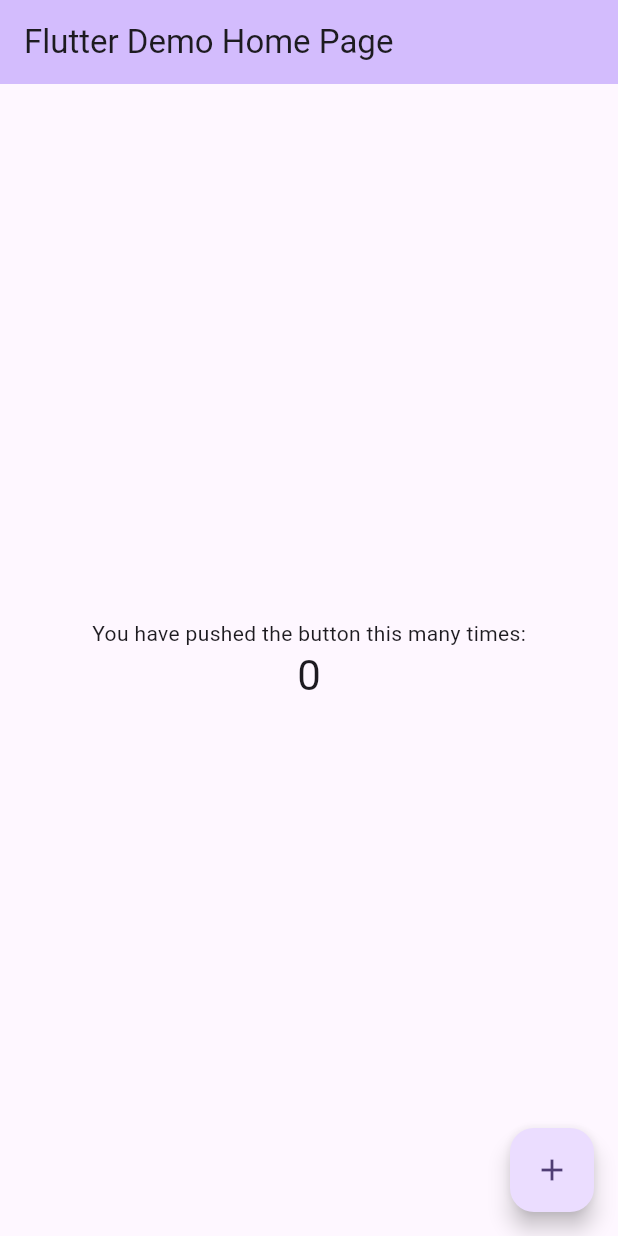
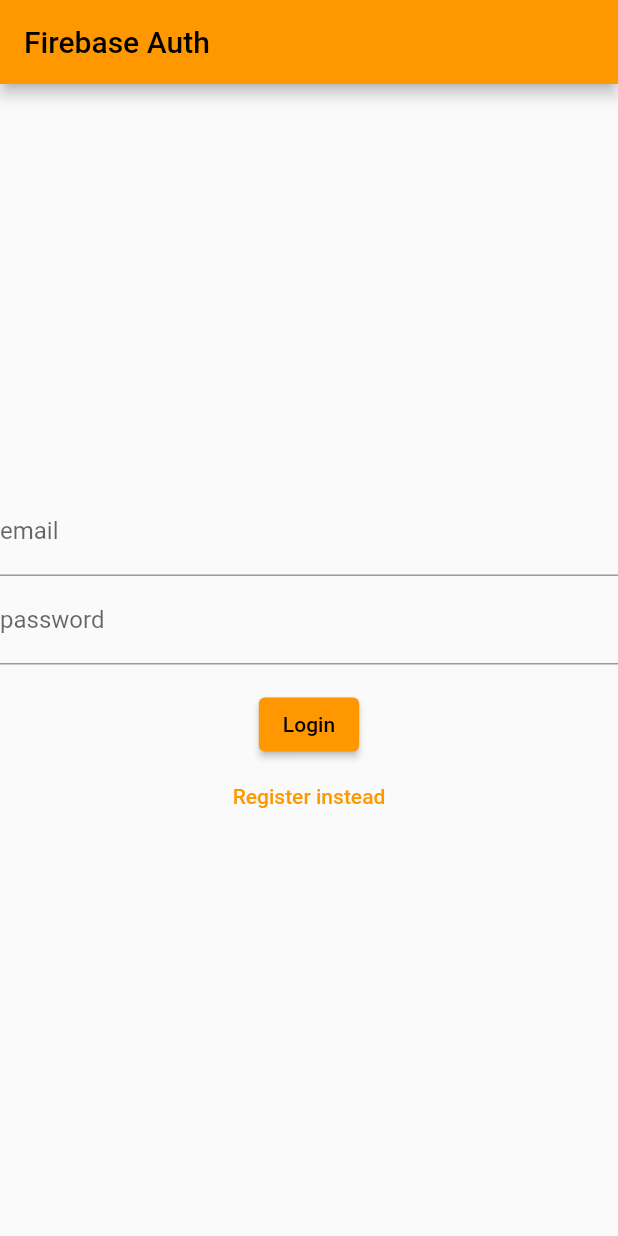
Before and after one commit to nansah40/sp5-gold-dynamic-list, a Flutter app: the screen it shows after launch, on a phone screen of 412 x 824 dp. Run offline on Flutter 3.47's test engine with Material 2 defaults, Android fonts, the phone set to English and light mode, and no system bars; our stand-ins replace firebase_auth, firebase_core; accounts and stored records are empty.

Commit message:
added login screen

```diff
--- /dev/null
+++ b/lib/auth.dart
@@ -0,0 +1,36 @@
+import 'package:firebase_auth/firebase_auth.dart';
+
+class Auth {
+  final FirebaseAuth _firebaseAuth = FirebaseAuth.instance;
+
+  User? get currentUser => _firebaseAuth.currentUser;
+
+  Stream<User?> get authStateChanges => _firebaseAuth.authStateChanges();
+
+
+Future<void> signInWithEmailAndPassword({
+  required String email,
+  required String password,
+}) async {
+  await _firebaseAuth.signInWithEmailAndPassword(
+    email: email,
+    password: password,
+  );
+}
+
+
+Future<void> createUserWithEmailAndPassword({
+  required String email,
+  required String password,
+}) async {
+  await _firebaseAuth.createUserWithEmailAndPassword(
+    email: email,
+    password: password,
+  );
+}
+
+Future<void> signOut() async {
+  await _firebaseAuth.signOut();
+}
+
+}
--- a/lib/main.dart
+++ b/lib/main.dart
@@ -1,125 +1,26 @@
 import 'package:flutter/material.dart';
+import 'package:firebase_core/firebase_core.dart';
+import 'package:dynamic_list/widget_tree.dart';
 
-void main() {
+
+Future<void> main() async {
+  WidgetsFlutterBinding.ensureInitialized();
+  await Firebase.initializeApp();
+
   runApp(const MyApp());
 }
 
 class MyApp extends StatelessWidget {
-  const MyApp({super.key});
+  const MyApp({Key? key}) : super(key: key);
 
-  // This widget is the root of your application.
   @override
   Widget build(BuildContext context) {
     return MaterialApp(
-      title: 'Flutter Demo',
+      debugShowCheckedModeBanner: false,
       theme: ThemeData(
-        // This is the theme of your application.
-        //
-        // TRY THIS: Try running your application with "flutter run". You'll see
-        // the application has a blue toolbar. Then, without quitting the app,
-        // try changing the seedColor in the colorScheme below to Colors.green
-        // and then invoke "hot reload" (save your changes or press the "hot
-        // reload" button in a Flutter-supported IDE, or press "r" if you used
-        // the command line to start the app).
-        //
-        // Notice that the counter didn't reset back to zero; the application
-        // state is not lost during the reload. To reset the state, use hot
-        // restart instead.
-        //
-        // This works for code too, not just values: Most code changes can be
-        // tested with just a hot reload.
-        colorScheme: ColorScheme.fromSeed(seedColor: Colors.deepPurple),
-        useMaterial3: true,
+        primarySwatch: Colors.orange,
       ),
-      home: const MyHomePage(title: 'Flutter Demo Home Page'),
+      home: const WidgetTree(),
     );
   }
 }
-
-class MyHomePage extends StatefulWidget {
-  const MyHomePage({super.key, required this.title});
-
-  // This widget is the home page of your application. It is stateful, meaning
-  // that it has a State object (defined below) that contains fields that affect
-  // how it looks.
-
-  // This class is the configuration for the state. It holds the values (in this
-  // case the title) provided by the parent (in this case the App widget) and
-  // used by the build method of the State. Fields in a Widget subclass are
-  // always marked "final".
-
-  final String title;
-
-  @override
-  State<MyHomePage> createState() => _MyHomePageState();
-}
-
-class _MyHomePageState extends State<MyHomePage> {
-  int _counter = 0;
-
-  void _incrementCounter() {
-    setState(() {
-      // This call to setState tells the Flutter framework that something has
-      // changed in this State, which causes it to rerun the build method below
-      // so that the display can reflect the updated values. If we changed
-      // _counter without calling setState(), then the build method would not be
-      // called again, and so nothing would appear to happen.
-      _counter++;
-    });
-  }
-
-  @override
-  Widget build(BuildContext context) {
-    // This method is rerun every time setState is called, for instance as done
-    // by the _incrementCounter method above.
-    //
-    // The Flutter framework has been optimized to make rerunning build methods
-    // fast, so that you can just rebuild anything that needs updating rather
-    // than having to individually change instances of widgets.
-    return Scaffold(
-      appBar: AppBar(
-        // TRY THIS: Try changing the color here to a specific color (to
-        // Colors.amber, perhaps?) and trigger a hot reload to see the AppBar
-        // change color while the other colors stay the same.
-        backgroundColor: Theme.of(context).colorScheme.inversePrimary,
-        // Here we take the value from the MyHomePage object that was created by
-        // the App.build method, and use it to set our appbar title.
-        title: Text(widget.title),
-      ),
-      body: Center(
-        // Center is a layout widget. It takes a single child and positions it
-        // in the middle of the parent.
-        child: Column(
-          // Column is also a layout widget. It takes a list of children and
-          // arranges them vertically. By default, it sizes itself to fit its
-          // children horizontally, and tries to be as tall as its parent.
-          //
-          // Column has various properties to control how it sizes itself and
-          // how it positions its children. Here we use mainAxisAlignment to
-          // center the children vertically; the main axis here is the vertical
-          // axis because Columns are vertical (the cross axis would be
-          // horizontal).
-          //
-          // TRY THIS: Invoke "debug painting" (choose the "Toggle Debug Paint"
-          // action in the IDE, or press "p" in the console), to see the
-          // wireframe for each widget.
-          mainAxisAlignment: MainAxisAlignment.center,
-          children: <Widget>[
-            const Text(
-              'You have pushed the button this many times:',
-            ),
-            Text(
-              '$_counter',
-              style: Theme.of(context).textTheme.headlineMedium,
-            ),
-          ],
-        ),
-      ),
-      floatingActionButton: FloatingActionButton(
-        onPressed: _incrementCounter,
-        tooltip: 'Increment',
-        child: const Icon(Icons.add),
-      ), // This trailing comma makes auto-formatting nicer for build methods.
-    );
-  }
-}
--- /dev/null
+++ b/lib/pages/login_register_page.dart
@@ -0,0 +1,107 @@
+import 'package:flutter/material.dart';
+import 'package:firebase_auth/firebase_auth.dart';
+import 'package:dynamic_list/auth.dart';
+
+class LoginPage extends StatefulWidget {
+  const LoginPage({Key?key}) : super(key:key);
+
+
+
+  @override
+  State<LoginPage> createState() => _LoginPageState();
+}
+
+class _LoginPageState extends State<LoginPage> {
+
+  String? errorMessage = '';
+  bool isLogin = true;
+
+  final TextEditingController _controllerEmail = TextEditingController();
+  final TextEditingController _controllerPassword = TextEditingController();
+
+  Future<void> signInWithEmailAndPassword() async {
+    try {
+      await Auth().signInWithEmailAndPassword(
+        email: _controllerEmail.text,
+        password: _controllerPassword.text,
+        );
+    } on FirebaseAuthException catch (e) {
+    setState(() {
+      errorMessage = e.message;
+    });
+  }
+  }
+
+  Future<void> createUserWithEmailAndPassword() async{
+    try{
+      await Auth().createUserWithEmailAndPassword(
+        email: _controllerEmail.text,
+        password: _controllerPassword.text,
+        );
+    } on FirebaseAuthException catch (e) {
+      setState(() {
+        errorMessage = e.message;
+      });
+    }
+  }
+
+  Widget _title(){
+    return const Text('Firebase Auth');
+  }
+
+  Widget _entryField(
+    String title,
+    TextEditingController controller,
+  ) {
+    return TextField(
+      controller: controller,
+      decoration: InputDecoration(
+        labelText: title,
+      ),
+    );
+  }
+
+  Widget _errorMessage() {
+    return Text(errorMessage == '' ? '' : 'Humm ? $errorMessage');
+  }
+
+  Widget _submitButton(){
+    return ElevatedButton(
+      onPressed:
+        isLogin ? signInWithEmailAndPassword : createUserWithEmailAndPassword,
+        child: Text(isLogin ? 'Login' : 'Register'),
+    );
+  }
+
+  Widget _loginOrRegisterButton() {
+    return TextButton(
+      onPressed: () {
+        setState(() {
+          isLogin = !isLogin;
+      });
+      },
+      child: Text(isLogin ? 'Register instead' : 'Login instead'),
+    );
+  }
+
+  @override
+  Widget build(BuildContext context) {
+    return Scaffold(
+      appBar: AppBar(
+        title: _title(),
+      ),
+      body: Column(
+        crossAxisAlignment: CrossAxisAlignment.center,
+        mainAxisAlignment: MainAxisAlignment.center,
+        children: <Widget>[
+          _entryField("email", _controllerEmail),
+          _entryField('password', _controllerPassword),
+          _errorMessage(),
+          _submitButton(),
+          _loginOrRegisterButton()
+        ]
+      ),
+
+    );
+  }
+  }
--- /dev/null
+++ b/lib/widget_tree.dart
@@ -0,0 +1,29 @@
+import 'package:dynamic_list/pages/home_page.dart';
+import 'package:dynamic_list/auth.dart';
+import 'package:dynamic_list/pages/login_register_page.dart';
+import 'package:flutter/material.dart';
+
+class WidgetTree extends StatefulWidget {
+  const WidgetTree({Key ? key}) : super(key: key);
+
+  @override
+  State<WidgetTree> createState() => _WidgetTreeState();
+
+}
+
+class _WidgetTreeState extends State<WidgetTree> {
+  @override
+  Widget build(BuildContext context) {
+    return StreamBuilder(
+      stream: Auth().authStateChanges,
+      builder: (context, snapshot) {
+        if (snapshot.hasData) {
+          return Homepage();
+        } else{
+          return const LoginPage();
+        }
+      }
+    );
+
+  }
+}
--- a/pubspec.yaml
+++ b/pubspec.yaml
@@ -25,7 +25,7 @@ environment:
 # To automatically upgrade your package dependencies to the latest versions
 # consider running `flutter pub upgrade --major-versions`. Alternatively,
 # dependencies can be manually updated by changing the version numbers below to
-# the latest version available on pub.dev. To see which dependencies have newer
+# the latest vers ion available on pub.dev. To see which dependencies have newer
 # versions available, run `flutter pub outdated`.
 dependencies:
   flutter:
@@ -35,6 +35,10 @@ dependencies:
   # The following adds the Cupertino Icons font to your application.
   # Use with the CupertinoIcons class for iOS style icons.
   cupertino_icons: ^1.0.2
+  firebase_core: ^2.17.0
+  firebase_auth: ^4.10.1
+
+
 
 dev_dependencies:
   flutter_test:
```
Also changed, not shown: lib/pages/home_page.dart (added, +52 -0 lines), pubspec.lock, 6 other files.
